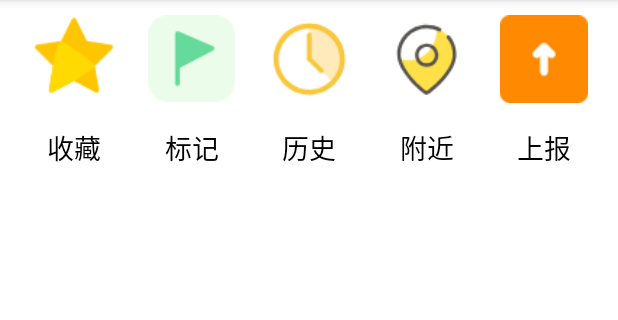
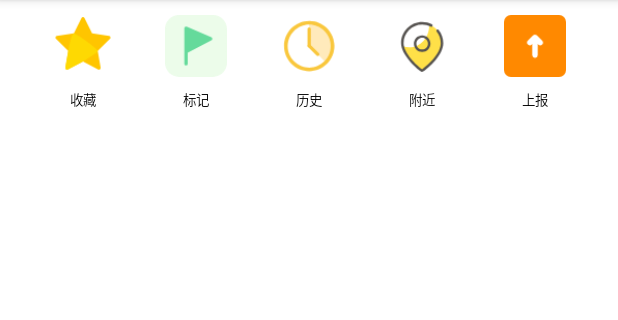
Before and after one commit to hahaha28/ButtonGroup, an Android app: the screen it shows after launch (MainActivity), on a phone screen of 412 x 824 dp, the part 84-404 px from its top. Run offline under Robolectric (Android 15) with nearby library versions, the phone set to English and light mode, and no system bars.

Commit message:
修复文字大小不能更改的bug

```diff
--- a/ButtonGroup/src/main/java/fun/inaction/buttongroup/ButtonGroup.kt
+++ b/ButtonGroup/src/main/java/fun/inaction/buttongroup/ButtonGroup.kt
@@ -46,10 +46,10 @@
     /**
      * 标签文字大小，单位为 px
      */
-    var labelTextSize:Float = 16f
+    var labelTextSize:Float = 6f
         set(value) {
             field = value
-            mAdapter.labelTextSize = 18f
+            mAdapter.labelTextSize = value
         }
 
     /**
@@ -64,7 +64,7 @@
     /**
      * 标签距离顶部的距离
      */
-    var labelTextMarginTop:Int = dp2px(18f).toInt()
+    var labelTextMarginTop:Int = dp2px(8f).toInt()
         set(value){
             field = value
             mAdapter.labelTextMarginTop = value
@@ -97,10 +97,11 @@
         horizontalSpace = typedArray.getDimension(R.styleable.ButtonGroup_horizontalSpace, 0f).toInt()
         Log.v(TAG,"xml 获得horizontalSpace = ${horizontalSpace}")
         verticalSpace = typedArray.getDimension(R.styleable.ButtonGroup_verticalSpace, 0f).toInt()
-        labelTextMarginTop = typedArray.getDimension(R.styleable.ButtonGroup_labelMarginTop,dp2px(16f)).toInt()
+        labelTextMarginTop = typedArray.getDimension(R.styleable.ButtonGroup_labelMarginTop,dp2px(8f)).toInt()
 //        Log.e("tag","marginTop = ${labelTextMarginTop}")
         labelTextMarginBottom = typedArray.getDimension(R.styleable.ButtonGroup_labelMarginBottom,0f).toInt()
-        labelTextSize = typedArray.getDimension(R.styleable.ButtonGroup_labelTextSize,sp2px(16f))
+        labelTextSize = typedArray.getDimension(R.styleable.ButtonGroup_labelTextSize,sp2px(6f))
+//        Log.v(TAG,"xml 获得labelTextSize = ${labelTextSize}")
         labelTextColor = typedArray.getColor(R.styleable.ButtonGroup_labelTextColor,Color.parseColor("#000000"))
         init(context)
     }
--- a/ButtonGroup/src/main/java/fun/inaction/buttongroup/ButtonGroupAdapter.kt
+++ b/ButtonGroup/src/main/java/fun/inaction/buttongroup/ButtonGroupAdapter.kt
@@ -46,7 +46,9 @@
 
         // 设置TextView的样式
         with(holder.textView){
-            labelTextSize?.let { textSize = it }
+            labelTextSize?.let { textSize = it
+//                Log.e("tag","文字大小：${it}")
+            }
             labelTextColor?.let { setTextColor(it) }
             labelTextMarginTop?.let { setPadding(paddingLeft,it,paddingRight,paddingBottom)  }
             labelTextMarginBottom?.let { setPadding(paddingLeft,paddingTop,paddingRight,it) }
--- a/app/src/main/res/layout/activity_main.xml
+++ b/app/src/main/res/layout/activity_main.xml
@@ -14,7 +14,9 @@
         app:layout_constraintStart_toStartOf="parent"
         app:layout_constraintTop_toTopOf="parent"
         app:spanCount="5"
-        app:horizontalSpace="20dp"
-        app:verticalSpace="10dp"/>
+        app:horizontalSpace="35dp"
+        app:verticalSpace="10dp"
+        app:labelTextSize="6sp"
+        app:labelMarginTop="8dp"/>
 
 </androidx.constraintlayout.widget.ConstraintLayout>
```
